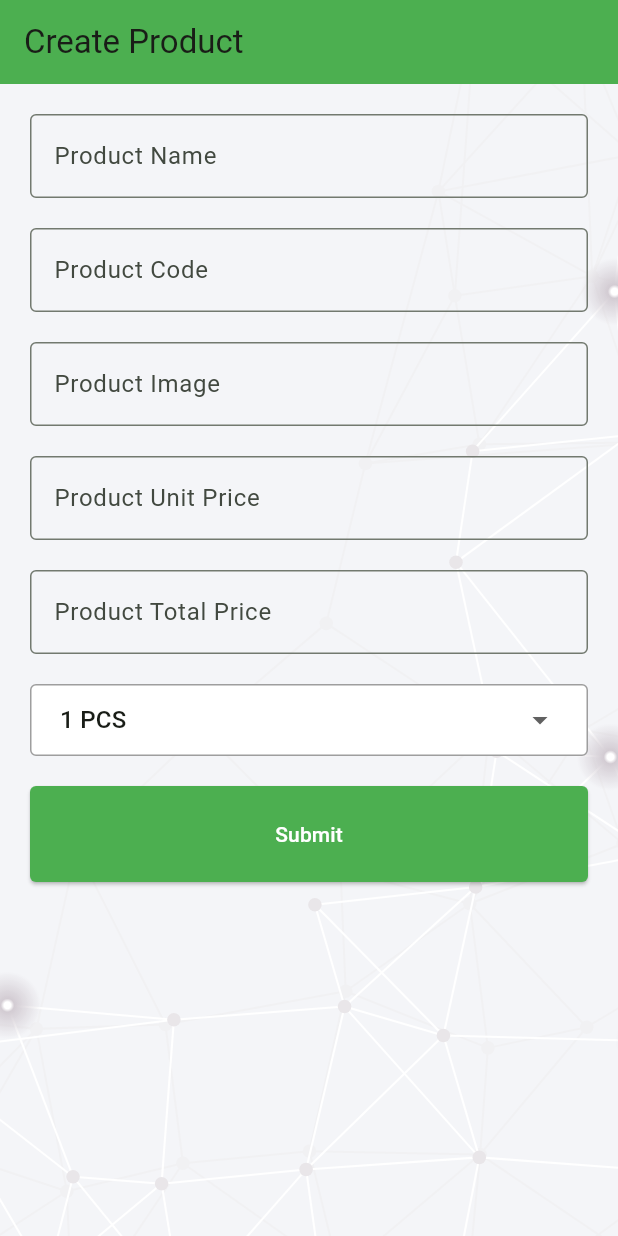
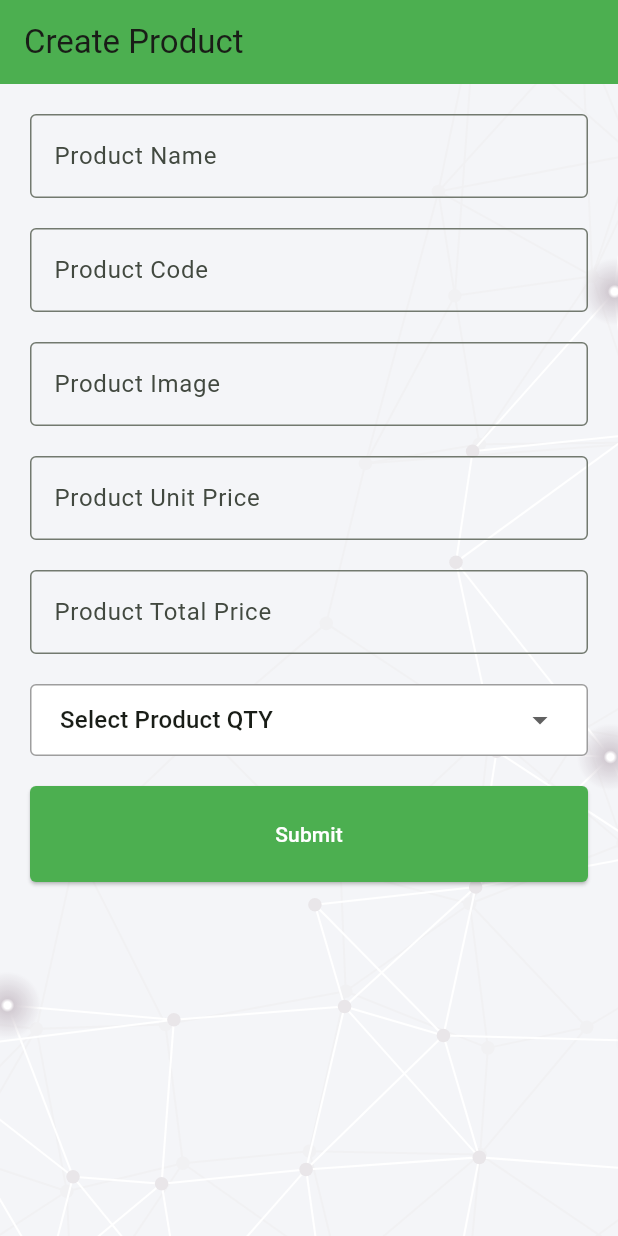
Before and after one commit to MdAnowarHosen/learn-flutter, a Flutter app: the screen it shows after launch, on a phone screen of 412 x 824 dp. Run offline on Flutter 3.47's test engine with Material 3 defaults, Android fonts, the phone set to English and light mode, and no system bars; our stand-ins replace flutter_svg, fluttertoast, form_validator.

Commit message:
wip: product crud

```diff
--- a/lib/Screen/product_create_screen.dart
+++ b/lib/Screen/product_create_screen.dart
@@ -15,10 +15,12 @@ class _ProductCreateScreenState extends State<ProductCreateScreen> {
     "Img": "",
     "ProductCode": "",
     "ProductName": "",
-    "Qty": "1 pcs",
+    "Qty": "",
     "TotalPrice": "",
     "UnitPrice": "",
   };
+
+  bool Loading = false;
 
   final _formKey = GlobalKey<FormState>();
 
@@ -28,8 +30,26 @@ class _ProductCreateScreenState extends State<ProductCreateScreen> {
 
     if (_formKey.currentState!.validate()) {
       // Form is valid, you can perform submission here
+      setState(() {
+        Loading = true;
+      });
 
       await productCreateRequest(formData);
+
+      // empty the form data
+
+      setState(() {
+        formData = {
+          "Img": "",
+          "ProductCode": "",
+          "ProductName": "",
+          "Qty": "",
+          "TotalPrice": "",
+          "UnitPrice": "",
+        };
+
+        Loading = false;
+      });
     } else {
       // Form is invalid
       ScaffoldMessenger.of(
@@ -57,22 +77,35 @@ class _ProductCreateScreenState extends State<ProductCreateScreen> {
           children: [
             backgroundScreen(context),
             Container(
-              child: SingleChildScrollView(
+              child:
+                  Loading
+                      ? Center(child: CircularProgressIndicator())
+                      : SingleChildScrollView(
                         padding: EdgeInsets.all(20),
                         child: Column(
                           children: [
                             TextFormField(
                               decoration: inputDecorationStyle('Product Name'),
-                      onChanged: (value) => inputOnChange('ProductName', value),
+                              onChanged:
+                                  (value) =>
+                                      inputOnChange('ProductName', value),
                               validator:
-                          ValidationBuilder().required().minLength(5).build(),
+                                  ValidationBuilder()
+                                      .required()
+                                      .minLength(5)
+                                      .build(),
                             ),
                             SizedBox(height: 20),
                             TextFormField(
                               decoration: inputDecorationStyle('Product Code'),
-                      onChanged: (value) => inputOnChange('ProductCode', value),
+                              onChanged:
+                                  (value) =>
+                                      inputOnChange('ProductCode', value),
                               validator:
-                          ValidationBuilder().required().minLength(5).build(),
+                                  ValidationBuilder()
+                                      .required()
+                                      .minLength(5)
+                                      .build(),
                             ),
                             SizedBox(height: 20),
                             TextFormField(
@@ -82,20 +115,27 @@ class _ProductCreateScreenState extends State<ProductCreateScreen> {
                             ),
                             SizedBox(height: 20),
                             TextFormField(
-                      decoration: inputDecorationStyle('Product Unit Price'),
-                      onChanged: (value) => inputOnChange('UnitPrice', value),
+                              decoration: inputDecorationStyle(
+                                'Product Unit Price',
+                              ),
+                              onChanged:
+                                  (value) => inputOnChange('UnitPrice', value),
                               validator: ValidationBuilder().required().build(),
                             ),
                             SizedBox(height: 20),
                             TextFormField(
-                      decoration: inputDecorationStyle('Product Total Price'),
-                      onChanged: (value) => inputOnChange('TotalPrice', value),
+                              decoration: inputDecorationStyle(
+                                'Product Total Price',
+                              ),
+                              onChanged:
+                                  (value) => inputOnChange('TotalPrice', value),
                               validator: ValidationBuilder().required().build(),
                             ),
                             SizedBox(height: 20),
                             AppDropdownStyle(
                               DropdownButton(
-                        onChanged: (value) => inputOnChange('Qty', value),
+                                onChanged:
+                                    (value) => inputOnChange('Qty', value),
                                 value: formData['Qty'],
                                 items: [
                                   DropdownMenuItem(
```
Lines whose indentation alone changed are shown as unchanged.
